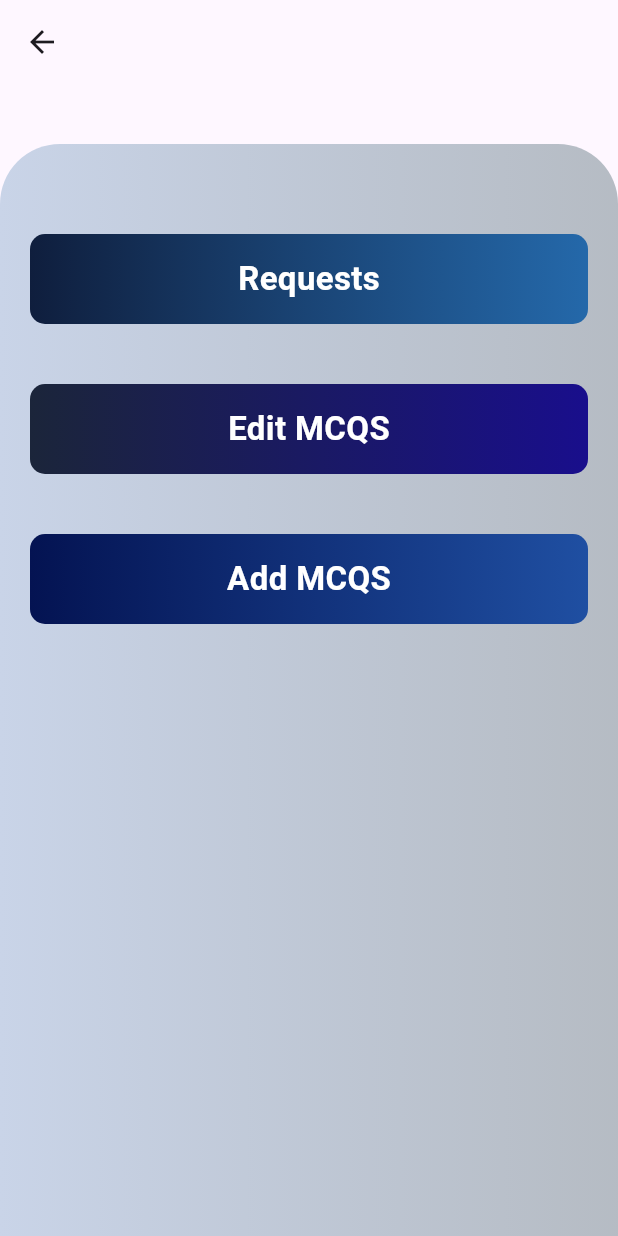
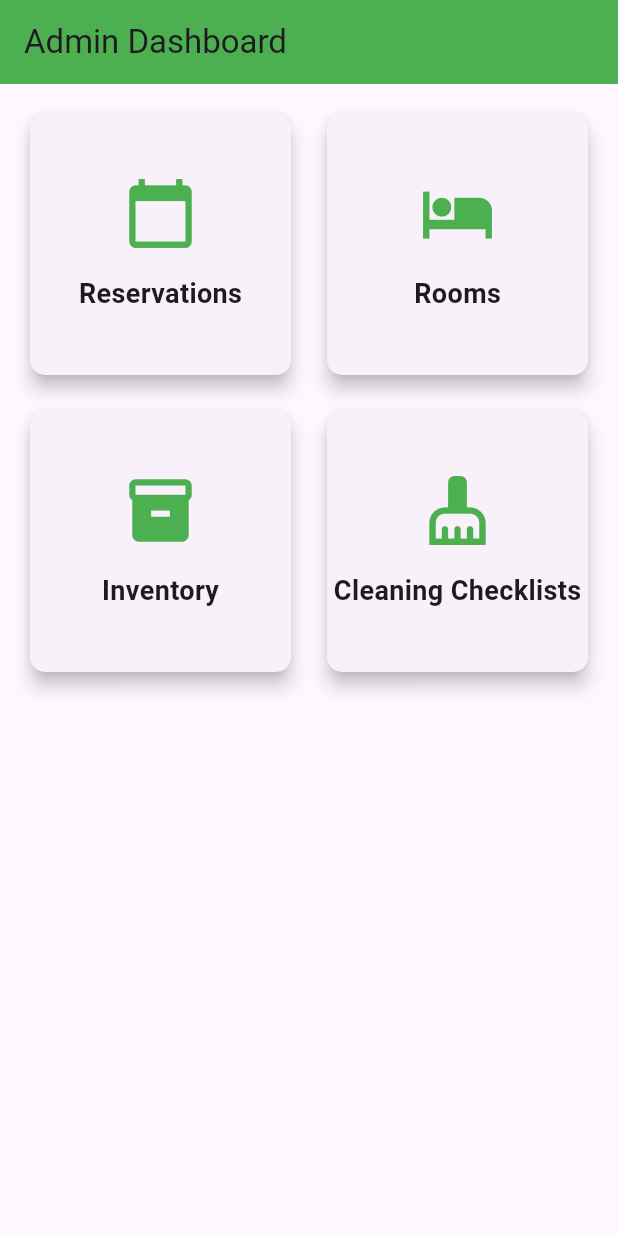
Before and after one commit to saraaftab9/project_one, a Flutter app: the AdminHome screen opened directly, on a phone screen of 412 x 824 dp. Run offline on Flutter 3.47's test engine with Material 3 defaults, Android fonts, the light colour scheme and no system bars; our stand-ins replace flutter_svg.

Commit message:
first commit

```diff
--- a/lib/screens/AdminHome.dart
+++ b/lib/screens/AdminHome.dart
@@ -11,109 +11,77 @@ class _AdminHomeState extends State<AdminHome> {
   @override
   Widget build(BuildContext context) {
     return Scaffold(
-      appBar: AppBar(),
-      body: SingleChildScrollView(
-        child: Container(
-          height: MediaQuery.of(context).size.height,
-          margin: EdgeInsets.fromLTRB(0, 40, 0, 0),
-          padding: EdgeInsets.fromLTRB(0, 40, 0, 0),
-          decoration: BoxDecoration(
-              gradient: LinearGradient(
-                colors: [
-                  Color(0xFFC9D4E8),
-                  Color(0xF0B1B8C0),
+      appBar: AppBar(
+        title: Text('Admin Dashboard'),
+        backgroundColor: Colors.green,
+      ),
+      body: GridView.count(
+        crossAxisCount: 2,
+        padding: EdgeInsets.all(16.0),
+        crossAxisSpacing: 16.0,
+        mainAxisSpacing: 16.0,
+        children: <Widget>[
+          DashboardCard(
+            title: 'Reservations',
+            icon: Icons.calendar_today,
+            onTap: () {},
+          ),
+          DashboardCard(
+            title: 'Rooms',
+            icon: Icons.hotel,
+            onTap: () {},
+          ),
+          DashboardCard(
+            title: 'Inventory',
+            icon: Icons.inventory,
+            onTap: () {},
+          ),
+          DashboardCard(
+            title: 'Cleaning Checklists',
+            icon: Icons.cleaning_services,
+            onTap: () {},
+          ),
         ],
       ),
-              borderRadius: BorderRadius.only(
-                  topLeft: Radius.circular(40), topRight: Radius.circular(40))),
-          child: Column(
-            children: [
-              GestureDetector(
-                onTap: () {
-                  // Navigator.push(
-                  //   context,
-                  //   MaterialPageRoute(builder: (context) => Requests()),
-                  // );
-                },
-                child: Container(
-                  margin: EdgeInsets.all(20),
-                  height: 60,
-                  decoration: BoxDecoration(
-                    gradient: const LinearGradient(
-                      colors: [
-                        Color(0xFF0F1E3D),
-                        Color(0xF01B63A8),
-                      ],
-                    ),
+    );
+  }
+}
+
+class DashboardCard extends StatelessWidget {
+  final String title;
+  final IconData icon;
+  final VoidCallback onTap;
+
+  const DashboardCard({
+    required this.title,
+    required this.icon,
+    required this.onTap,
+  });
+
+  @override
+  Widget build(BuildContext context) {
+    return GestureDetector(
+      onTap: onTap,
+      child: Card(
+        elevation: 5,
+        shape: RoundedRectangleBorder(
           borderRadius: BorderRadius.circular(10),
         ),
         child: Center(
-                    child: Text(
-                      'Requests',
+          child: Column(
+            mainAxisSize: MainAxisSize.min,
+            children: <Widget>[
+              Icon(
+                icon,
+                size: 50,
+                color: Colors.green,
+              ),
+              SizedBox(height: 16),
+              Text(
+                title,
                 style: TextStyle(
-                        color: Colors.white,
-                        fontSize: 22,
+                  fontSize: 18,
                   fontWeight: FontWeight.bold,
-                      ),
-                    ),
-                  ),
-                ),
-              ),
-              GestureDetector(
-                onTap: () {},
-                child: Container(
-                  margin: EdgeInsets.all(20),
-                  height: 60,
-                  decoration: BoxDecoration(
-                    gradient: const LinearGradient(
-                      colors: [
-                        Color(0xFF1B253A),
-                        Color(0xFF190E8C),
-                      ],
-                    ),
-                    borderRadius: BorderRadius.circular(10),
-                  ),
-                  child: Center(
-                    child: Text(
-                      'Edit MCQS',
-                      style: TextStyle(
-                        color: Colors.white,
-                        fontSize: 22,
-                        fontWeight: FontWeight.bold,
-                      ),
-                    ),
-                  ),
-                ),
-              ),
-              GestureDetector(
-                onTap: () {
-                  // Navigator.push(
-                  //   context,
-                  //   MaterialPageRoute(builder: (context) => AddMcq()),
-                  // );
-                },
-                child: Container(
-                  margin: EdgeInsets.all(20),
-                  height: 60,
-                  decoration: BoxDecoration(
-                    gradient: const LinearGradient(
-                      colors: [
-                        Color(0xFF041352),
-                        Color(0xFF1F4FA2),
-                      ],
-                    ),
-                    borderRadius: BorderRadius.circular(10),
-                  ),
-                  child: Center(
-                    child: Text(
-                      'Add MCQS',
-                      style: TextStyle(
-                        color: Colors.white,
-                        fontSize: 22,
-                        fontWeight: FontWeight.bold,
-                      ),
-                    ),
-                  ),
                 ),
               ),
             ],
--- /dev/null
+++ b/lib/screens/ForgetPass.dart
@@ -0,0 +1,15 @@
+import 'package:flutter/material.dart';
+
+class ForgetPass extends StatefulWidget {
+  const ForgetPass({super.key});
+
+  @override
+  State<ForgetPass> createState() => _ForgetPassState();
+}
+
+class _ForgetPassState extends State<ForgetPass> {
+  @override
+  Widget build(BuildContext context) {
+    return const Placeholder();
+  }
+}
--- a/lib/screens/Login.dart
+++ b/lib/screens/Login.dart
@@ -1,5 +1,6 @@
 import 'package:flutter/material.dart';
 import 'package:flutter_svg/flutter_svg.dart';
+import 'package:project_one/screens/AdminHome.dart';
 import 'package:project_one/screens/AdminSignup.dart';
 import 'package:project_one/screens/UserSignup.dart';
 
@@ -120,7 +121,7 @@ class _LoginState extends State<Login> {
                           // Navigator.pushReplacement(
                           //   context,
                           //   MaterialPageRoute(
-                          //       builder: (context) => OtpScreen()),
+                          //       builder: (context) => ForgetPass()),
                           // );
                         },
                         child: const Text(
@@ -137,7 +138,13 @@ class _LoginState extends State<Login> {
                     Button(
                         height: 50,
                         width: double.infinity,
-                        onPressed: () {},
+                        onPressed: () {
+                          Navigator.pushReplacement(
+                            context,
+                            MaterialPageRoute(
+                                builder: (context) => AdminHome()),
+                          );
+                        },
                         label: 'Login'),
                     const SizedBox(height: 16),
                     Row(
```
Lines whose indentation alone changed are shown as unchanged.
